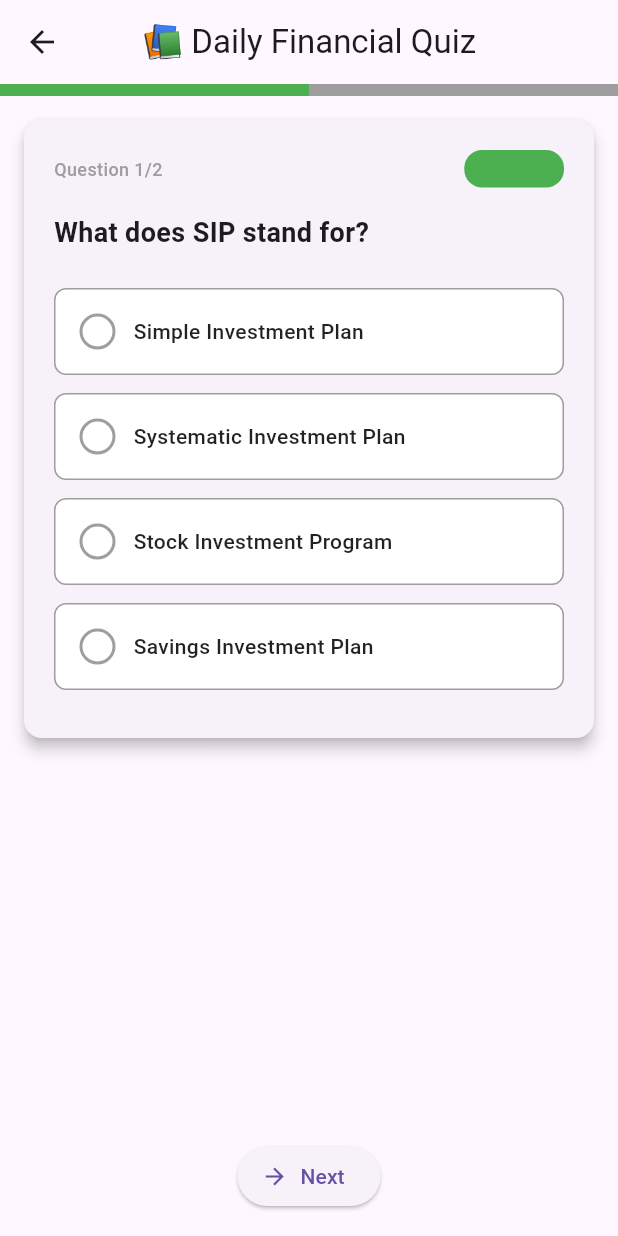
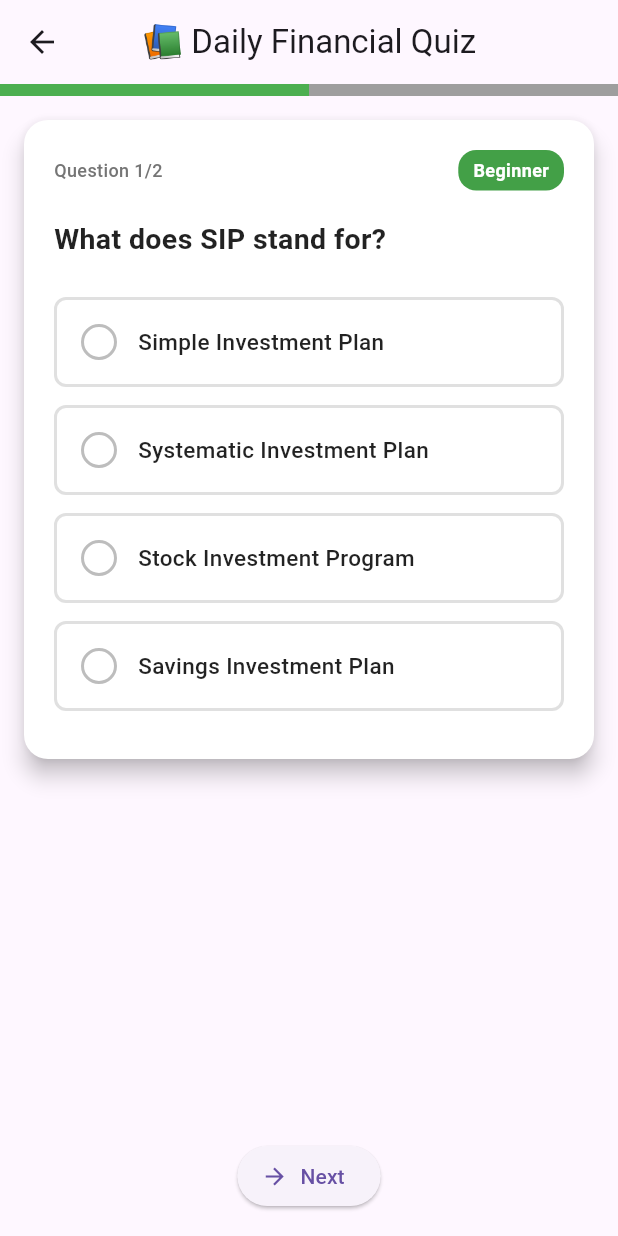
Before and after one commit to rahultkadam/flutter_hackathon, a Flutter app: the QuizScreen screen opened directly, after a tap on "Intermediate", after a tap on "Advanced", after a tap on "Start Quiz", on a phone screen of 412 x 824 dp. Run offline on Flutter 3.47's test engine with Material 3 defaults, Android fonts, the phone set to English and light mode, and no system bars; our stand-ins replace flutter_tts, share_plus, shared_preferences, speech_to_text; accounts and stored records are empty; network calls fail.

Commit message:
app version 2 - Fetch quiz question, quick suggestions from api

```diff
--- a/lib/providers/quiz_provider.dart
+++ b/lib/providers/quiz_provider.dart
@@ -175,4 +175,10 @@ class QuizProvider extends ChangeNotifier {
     _isQuizStarted = false;
     notifyListeners();
   }
+
+  void preloadQuiz(List<QuizQuestion> quiz) {
+    _currentQuiz = quiz;
+    notifyListeners();
+  }
+
 }
--- a/lib/services/perplexity_service.dart
+++ b/lib/services/perplexity_service.dart
@@ -8,7 +8,7 @@ class PerplexityService {
   static const String _baseUrl = 'https://api.perplexity.ai/chat/completions';
 
   // ⚠️ IMPORTANT: Replace with your API key from https://www.perplexity.ai/settings/api
-  static const String _apiKey = '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';
+  static const String _apiKey = 'api-key';
 
   Future<String> getChatResponse(
   String userMessage,
@@ -31,7 +31,7 @@ class PerplexityService {
             'Content-Type': 'application/json',
           },
           body: jsonEncode({
-            'model': 'sonar-pro',
+            'model': 'sonar',
             'messages': [
               {'role': 'system', 'content': systemPrompt},
               {'role': 'user', 'content': userMessage}
@@ -100,7 +100,6 @@ Response Format:
 Remember: You are teaching financial literacy, not trading strategies.''';
   }
 
-  // NEW: Generate quiz questions from API
   Future<List<QuizQuestion>> generateQuizQuestions(
       UserProfile profile,
       String difficulty,
@@ -109,7 +108,7 @@ Remember: You are teaching financial literacy, not trading strategies.''';
     try {
       final prompt = '''
 Generate exactly $count multiple-choice financial quiz questions for a ${profile.age}-year-old ${profile.gender} with income ${profile.incomeRange}.
-
+User is from India.
 Difficulty: $difficulty
 
 Format as JSON array with this structure:
@@ -120,9 +119,6 @@ Format as JSON array with this structure:
   "explanation": "detailed explanation",
   "category": "category name"
 }]
-
-Topics: SIP, Mutual Funds, Tax Saving, Insurance, Retirement Planning
-Make questions relevant to their age and income level.
 Return ONLY the JSON array, no other text.
 ''';
 
@@ -133,18 +129,17 @@ Return ONLY the JSON array, no other text.
           'Content-Type': 'application/json',
         },
         body: jsonEncode({
-          'model': 'sonar-pro',
-          'messages': [
-            {'role': 'user', 'content': prompt}
-          ],
+          'model': 'sonar',
+          'messages': [{'role': 'user', 'content': prompt}],
         }),
       );
 
       if (response.statusCode == 200) {
         final data = jsonDecode(response.body);
-        final content = data['choices']['message']['content'];
+        // >>> FIX: Use correct path for content
+        final content = data['choices'][0]['message']['content'];
 
-        // Extract JSON from response
+        // Extract JSON array from string
         final jsonMatch = RegExp(r'\[[\s\S]*\]').firstMatch(content);
         if (jsonMatch != null) {
           final jsonStr = jsonMatch.group(0)!;
@@ -156,7 +151,9 @@ Return ONLY the JSON array, no other text.
               id: entry.key + 1,
               question: q['question'] as String,
               options: List<String>.from(q['options']),
-              correctAnswer: q['correctAnswer'] as int,
+              correctAnswer: q['correctAnswer'] is int
+                  ? q['correctAnswer'] as int
+                  : int.tryParse(q['correctAnswer'].toString()) ?? 0,
               explanation: q['explanation'] as String,
               category: q['category'] as String,
               difficulty: difficulty,
@@ -164,8 +161,6 @@ Return ONLY the JSON array, no other text.
           }).toList();
         }
       }
-
-      // Fallback to default questions if API fails
       return _getFallbackQuizQuestions(difficulty, count);
     } catch (e) {
       print('Error generating quiz: $e');
@@ -173,7 +168,6 @@ Return ONLY the JSON array, no other text.
     }
   }
 
-  // NEW: Generate myth vs fact statements from API
   Future<List<MythFactStatement>> generateMythFactStatements(
       UserProfile profile,
       int count,
@@ -181,7 +175,7 @@ Return ONLY the JSON array, no other text.
     try {
       final prompt = '''
 Generate exactly $count financial myth or fact statements for a ${profile.age}-year-old with income ${profile.incomeRange}.
-
+User is from India.
 Format as JSON array:
 [{
   "statement": "statement text",
@@ -190,9 +184,6 @@ Format as JSON array:
   "category": "category name",
   "emoji": "relevant emoji"
 }]
-
-Mix of myths and facts about: Investing, SIP, Mutual Funds, Tax Saving, Insurance, Banking
-Make relevant to their profile.
 Return ONLY the JSON array, no other text.
 ''';
 
@@ -203,17 +194,14 @@ Return ONLY the JSON array, no other text.
           'Content-Type': 'application/json',
         },
         body: jsonEncode({
-          'model': 'sonar-pro',
-          'messages': [
-            {'role': 'user', 'content': prompt}
-          ],
+          'model': 'sonar',
+          'messages': [{'role': 'user', 'content': prompt}],
         }),
       );
 
       if (response.statusCode == 200) {
         final data = jsonDecode(response.body);
-        final content = data['choices']['message']['content'];
-
+        final content = data['choices'][0]['message']['content'];
         final jsonMatch = RegExp(r'\[[\s\S]*\]').firstMatch(content);
         if (jsonMatch != null) {
           final jsonStr = jsonMatch.group(0)!;
@@ -240,20 +228,13 @@ Return ONLY the JSON array, no other text.
     }
   }
 
-  // NEW: Generate quick suggestions from API
   Future<List<String>> generateQuickSuggestions(UserProfile profile) async {
     try {
       final prompt = '''
-Generate 4 short, personalized financial question suggestions for a ${profile.age}-year-old ${profile.gender} with income ${profile.incomeRange}.
-
+Generate 4 short - (max 5 words), personalized financial question suggestions for a ${profile.age}-year-old ${profile.gender} with income ${profile.incomeRange}.
+User is from India.
 Format as JSON array of strings:
 ["Question 1?", "Question 2?", "Question 3?", "Question 4?"]
-
-Make questions:
-- Relevant to their age and income
-- Actionable and specific
-- About investment, tax, SIP, insurance, or retirement
-- Maximum 60 characters each
 
 Return ONLY the JSON array, no other text.
 ''';
@@ -265,17 +246,13 @@ Return ONLY the JSON array, no other text.
           'Content-Type': 'application/json',
         },
         body: jsonEncode({
-          'model': 'sonar-pro',
-          'messages': [
-            {'role': 'user', 'content': prompt}
-          ],
+          'model': 'sonar',
+          'messages': [{'role': 'user', 'content': prompt}],
         }),
       );
-
       if (response.statusCode == 200) {
         final data = jsonDecode(response.body);
-        final content = data['choices']['message']['content'];
-
+        final content = data['choices'][0]['message']['content'];
         final jsonMatch = RegExp(r'\[[\s\S]*\]').firstMatch(content);
         if (jsonMatch != null) {
           final jsonStr = jsonMatch.group(0)!;
@@ -288,7 +265,6 @@ Return ONLY the JSON array, no other text.
       print('Error generating suggestions: $e');
       return _getFallbackSuggestions();
     }
-
   }
 
   // Fallback methods
--- a/lib/widgets/quiz_card.dart
+++ b/lib/widgets/quiz_card.dart
@@ -23,14 +23,16 @@ class QuizCard extends StatelessWidget {
   Widget build(BuildContext context) {
     return Card(
       margin: const EdgeInsets.all(16),
-      elevation: 4,
+      elevation: 6,
+      color: Colors.white,
+      shape: RoundedRectangleBorder(borderRadius: BorderRadius.circular(16)),
       child: Padding(
         padding: const EdgeInsets.all(20),
         child: Column(
           mainAxisSize: MainAxisSize.min,
           crossAxisAlignment: CrossAxisAlignment.start,
           children: [
-            // Question counter
+            // Question counters
             Row(
               mainAxisAlignment: MainAxisAlignment.spaceBetween,
               children: [
@@ -38,36 +40,37 @@ class QuizCard extends StatelessWidget {
                   'Question $questionNumber/$totalQuestions',
                   style: TextStyle(
                     fontSize: 12,
-                    color: Colors.grey,
+                    color: Colors.grey[600],
                     fontWeight: FontWeight.w500,
                   ),
                 ),
                 Container(
-                  padding: const EdgeInsets.symmetric(horizontal: 8, vertical: 4),
+                  padding: const EdgeInsets.symmetric(horizontal: 10, vertical: 5),
                   decoration: BoxDecoration(
-                    color: Colors.green,
+                    color: Colors.green[600],
                     borderRadius: BorderRadius.circular(12),
                   ),
                   child: Text(
                     question.difficulty,
-                    style: TextStyle(
+                    style: const TextStyle(
                       fontSize: 12,
-                      color: Colors.green,
+                      color: Colors.white,
                       fontWeight: FontWeight.w600,
                     ),
                   ),
                 ),
               ],
             ),
-            const SizedBox(height: 16),
+            const SizedBox(height: 18),
 
             // Question text
             Text(
               question.question,
               style: const TextStyle(
-                fontSize: 18,
+                fontSize: 19,
                 fontWeight: FontWeight.bold,
                 height: 1.5,
+                color: Colors.black87,
               ),
             ),
             const SizedBox(height: 24),
@@ -78,6 +81,32 @@ class QuizCard extends StatelessWidget {
               String option = entry.value;
               bool isSelected = selectedAnswer == index;
               bool isCorrect = index == question.correctAnswer;
+              bool isWrong = isAnswered && isSelected && !isCorrect;
+
+              // Color logic
+              Color bgColor;
+              Color borderColor;
+              Color textColor = Colors.black87;
+
+              if (isAnswered) {
+                if (isCorrect) {
+                  bgColor = Colors.green[50]!;
+                  borderColor = Colors.green[600]!;
+                } else if (isWrong) {
+                  bgColor = Colors.red[50]!;
+                  borderColor = Colors.red[400]!;
+                  textColor = Colors.red[800]!;
+                } else {
+                  bgColor = Colors.white;
+                  borderColor = Colors.grey[300]!;
+                }
+              } else if (isSelected) {
+                bgColor = Colors.blue[50]!;
+                borderColor = Colors.blue[600]!;
+              } else {
+                bgColor = Colors.white;
+                borderColor = Colors.grey[300]!;
+              }
 
               return Padding(
                 padding: const EdgeInsets.only(bottom: 12),
@@ -86,16 +115,9 @@ class QuizCard extends StatelessWidget {
                   child: Container(
                     padding: const EdgeInsets.all(16),
                     decoration: BoxDecoration(
-                      border: Border.all(
-                        color: isSelected
-                            ? Colors.green
-                            : (isAnswered && isCorrect ? Colors.green : Colors.grey!),
-                        width: isSelected ? 2 : 1,
-                      ),
+                      color: bgColor,
+                      border: Border.all(color: borderColor, width: 2),
                       borderRadius: BorderRadius.circular(8),
-                      color: isSelected
-                          ? Colors.green
-                          : (isAnswered && isCorrect ? Colors.green : Colors.white),
                     ),
                     child: Row(
                       children: [
@@ -105,29 +127,58 @@ class QuizCard extends StatelessWidget {
                           decoration: BoxDecoration(
                             shape: BoxShape.circle,
                             border: Border.all(
-                              color: isSelected ? Colors.green : Colors.grey!,
+                              color: isSelected
+                                  ? (isAnswered
+                                  ? (isCorrect
+                                  ? Colors.green
+                                  : Colors.red)
+                                  : Colors.blue)
+                                  : Colors.grey[400]!,
                               width: 2,
                             ),
+                            color: isSelected
+                                ? (isAnswered
+                                ? (isCorrect
+                                ? Colors.green[100]
+                                : Colors.red[100])
+                                : Colors.blue[100])
+                                : Colors.white,
                           ),
                           child: isSelected
-                              ? const Center(
-                                  child: Icon(Icons.check, size: 14, color: Colors.green),
-                                )
+                              ? Center(
+                            child: Icon(
+                              isAnswered
+                                  ? (isCorrect
+                                  ? Icons.check
+                                  : Icons.close)
+                                  : Icons.check,
+                              size: 14,
+                              color: isAnswered
+                                  ? (isCorrect
+                                  ? Colors.green
+                                  : Colors.red)
+                                  : Colors.blue,
+                            ),
+                          )
                               : null,
                         ),
-                        const SizedBox(width: 12),
+                        const SizedBox(width: 14),
                         Expanded(
                           child: Text(
                             option,
                             style: TextStyle(
-                              fontSize: 14,
-                              fontWeight: isSelected ? FontWeight.w600 : FontWeight.w500,
-                              color: Colors.black87,
+                              fontSize: 15,
+                              fontWeight: isSelected
+                                  ? FontWeight.bold
+                                  : FontWeight.w500,
+                              color: textColor,
                             ),
                           ),
                         ),
                         if (isAnswered && isCorrect)
                           const Icon(Icons.check_circle, color: Colors.green),
+                        if (isWrong)
+                          const Icon(Icons.cancel, color: Colors.red),
                       ],
                     ),
                   ),
@@ -140,9 +191,9 @@ class QuizCard extends StatelessWidget {
               Container(
                 padding: const EdgeInsets.all(12),
                 decoration: BoxDecoration(
-                  color: Colors.blue,
-                  borderRadius: BorderRadius.circular(8),
-                  border: Border.all(color: Colors.blue!),
+                  color: Colors.blue[50],
+                  borderRadius: BorderRadius.circular(10),
+                  border: Border.all(color: Colors.blue[200]!),
                 ),
                 child: Column(
                   crossAxisAlignment: CrossAxisAlignment.start,
@@ -152,6 +203,7 @@ class QuizCard extends StatelessWidget {
                       style: TextStyle(
                         fontWeight: FontWeight.bold,
                         color: Colors.blue,
+                        fontSize: 15,
                       ),
                     ),
                     const SizedBox(height: 8),
@@ -159,7 +211,7 @@ class QuizCard extends StatelessWidget {
                       question.explanation,
                       style: TextStyle(
                         fontSize: 13,
-                        color: Colors.grey,
+                        color: Colors.grey[900],
                         height: 1.5,
                       ),
                     ),
```
Also changed, not shown: lib/providers/myth_fact_provider.dart (+13 -21 lines), lib/screens/myth_fact_screen.dart (+43 -93 lines), lib/screens/profile_input_screen.dart (+19 -0 lines), lib/widgets/quick_suggestions.dart (+29 -51 lines), lib/widgets/swipeable_card.dart (+19 -38 lines).
